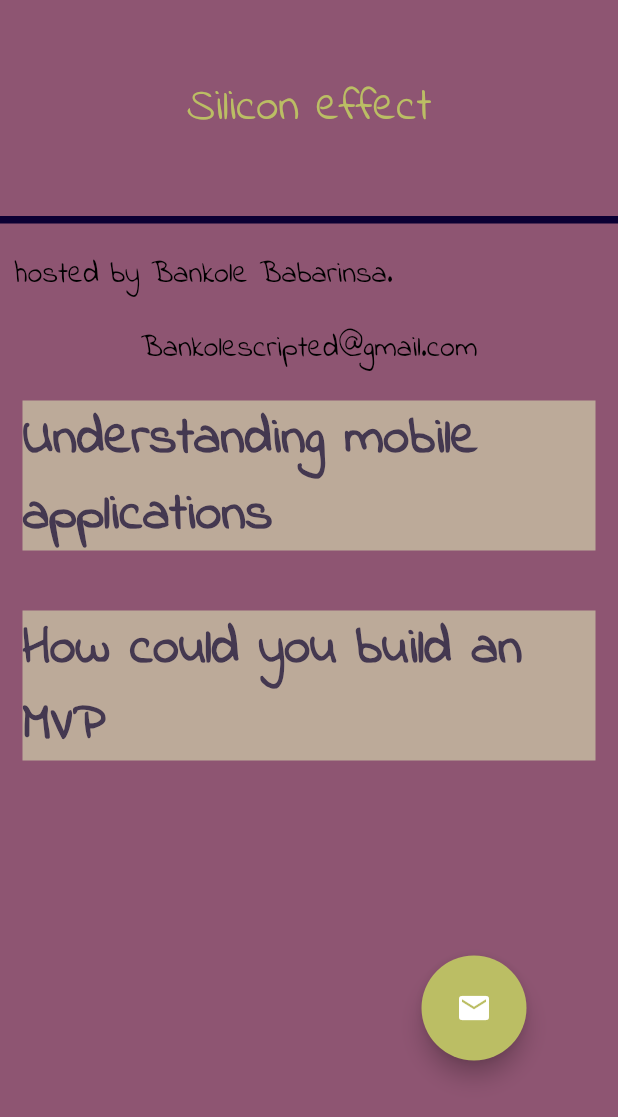
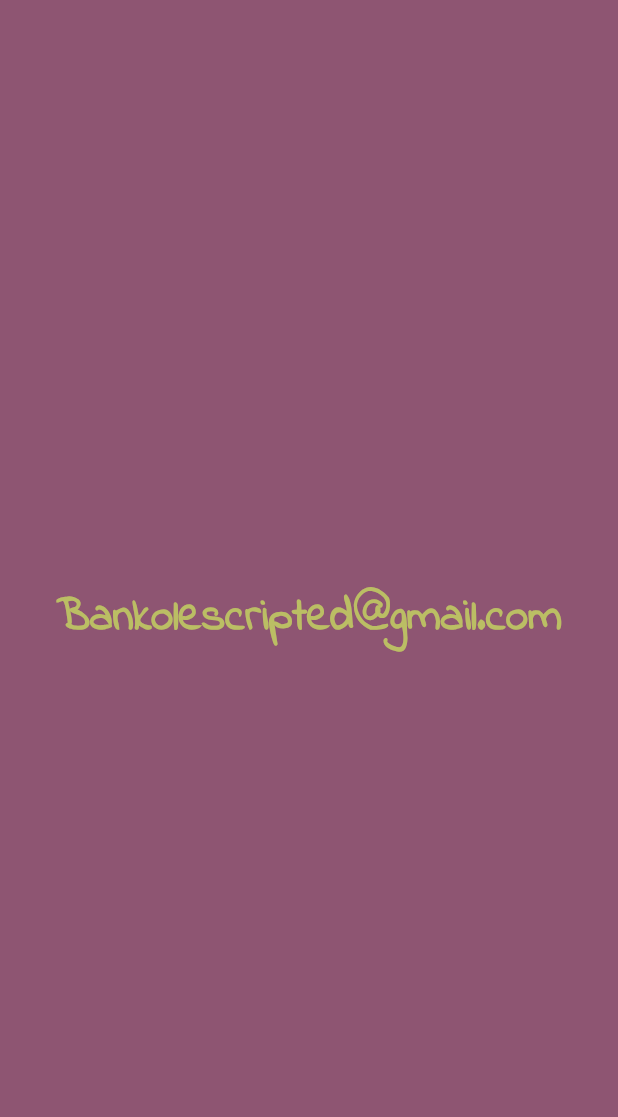
Before and after one commit to BankoleOcean29/nu_blog, a Flutter app: the screen it shows after launch, after a tap on the "mail" icon, on a phone screen of 412 x 824 dp. Shown: the top 1117 px of the screen. Run offline on Flutter 3.47's test engine with Material 2 defaults, Android fonts, the phone set to English and light mode, and no system bars.

Commit message:
mobile update

```diff
--- /dev/null
+++ b/lib/contact.dart
@@ -0,0 +1,21 @@
+import 'package:flutter/material.dart';
+
+class Mail extends StatelessWidget {
+  const Mail({Key? key}) : super(key: key);
+
+  @override
+  Widget build(BuildContext context) {
+    return const Scaffold(
+      backgroundColor: const Color(0xff8E5572),
+      body: Center(
+        child: Text(
+          'Bankolescripted@gmail.com',
+          style: TextStyle(
+              color: Color(0xffBBBE64),
+              fontSize: 30,
+              fontWeight: FontWeight.w600),
+        ),
+      ),
+    );
+  }
+}
--- a/lib/main.dart
+++ b/lib/main.dart
@@ -1,4 +1,6 @@
 import 'package:flutter/material.dart';
+
+import 'contact.dart';
 
 void main() {
   runApp(const MyApp());
@@ -11,10 +13,10 @@ class MyApp extends StatelessWidget {
   @override
   Widget build(BuildContext context) {
     return MaterialApp(
-      title: 'Singing Orange',
+      title: 'Silicon effect',
       debugShowCheckedModeBanner: false,
       theme: ThemeData(fontFamily: 'Delicious Handrawn'),
-      home: Blog(myName: '', myEmail: ''),
+      home: Blog(),
     );
   }
 }
@@ -22,12 +24,7 @@ class MyApp extends StatelessWidget {
 class Blog extends StatefulWidget {
   const Blog({
     Key? key,
-    required this.myName,
-    required this.myEmail,
   }) : super(key: key);
-
-  final String myName;
-  final String myEmail;
 
   @override
   State<Blog> createState() => _BlogState();
@@ -92,7 +89,7 @@ class _BlogState extends State<Blog> {
                                   0xff000000,
                                 ),
                                 fontSize: 20,
-                                fontWeight: FontWeight.w400)),
+                                fontWeight: FontWeight.w600)),
                       ),
                       const SizedBox(
                         width: 20,
@@ -103,17 +100,7 @@ class _BlogState extends State<Blog> {
                   const SizedBox(
                     height:20,
                   ),
-                  Text(
-                    'Bankolescripted@gmail.com',
-                    style: TextStyle(
-                        color: isHover2
-                            ? Color(0xffBBBE64)
-                            : Color(
-                          0xff000000,
-                        ),
-                        fontSize: 20,
-                        fontWeight: FontWeight.w400),
-                  ),
+
                   const SizedBox(
                     height:20,
                   ),
@@ -135,7 +122,7 @@ class _BlogState extends State<Blog> {
                     ),
                   ),
                   const SizedBox(
-                    height: 40,
+                    height: 100,
                   ),
                   Padding(
                     padding: const EdgeInsets.symmetric(horizontal: 15.0),
@@ -158,11 +145,16 @@ class _BlogState extends State<Blog> {
                     height: 40,
                   ),
                   Padding(
-                    padding: const EdgeInsets.only(top: 90.0, left: 220),
+                    padding: const EdgeInsets.only(top: 70.0, left: 220),
                     child: SizedBox(
                       height: 70,
                       width: 70,
-                      child: FloatingActionButton(onPressed: () {},
+                      child: FloatingActionButton(onPressed: () {
+                        Navigator.push(
+                          context,
+                          MaterialPageRoute(builder: (context) => const Mail()),
+                        );
+                      },
                       backgroundColor: const Color(0xffBBBE64),
                       child: Icon(Icons.mail),),
                     ),
```
